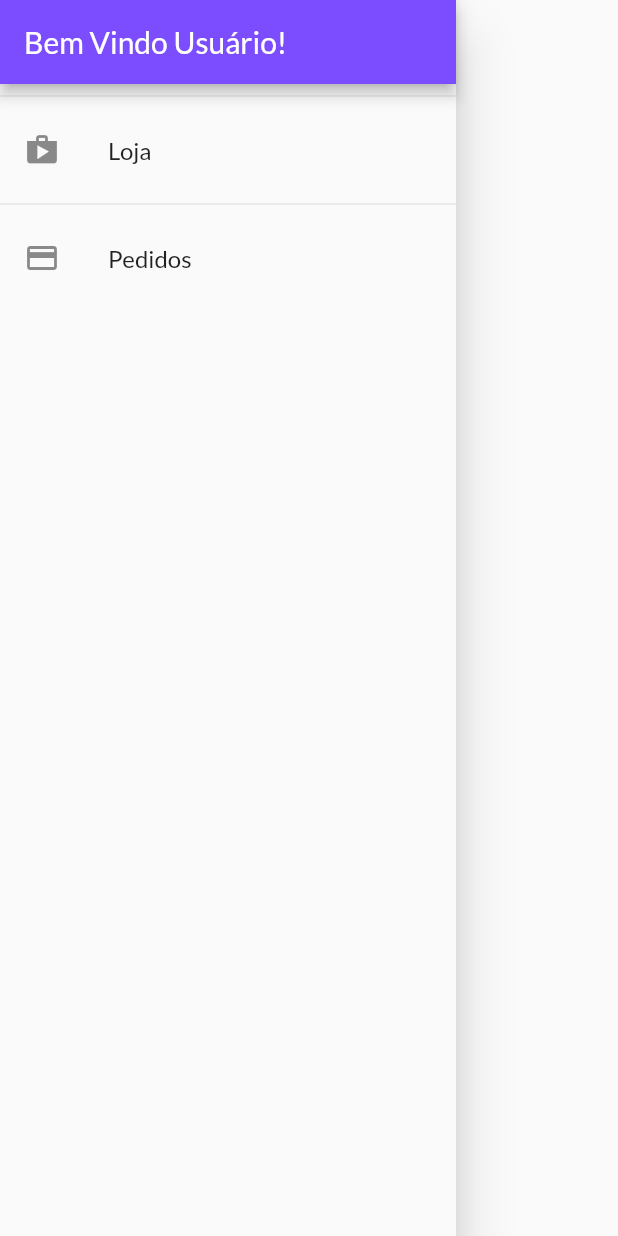
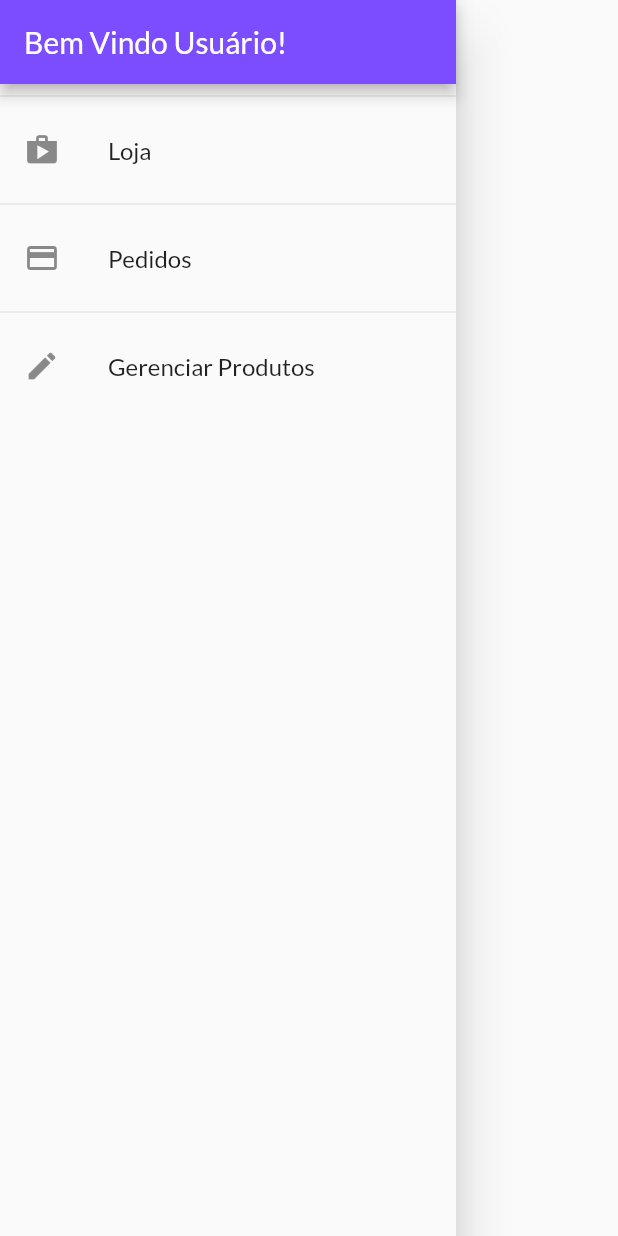
Before and after one commit to Wendel-Fl/curso_flutter, a Flutter app: the AppDrawer widget shown alone on an empty page, opened directly, on a phone screen of 412 x 824 dp. Run offline on Flutter 3.47's test engine with Material 2 defaults, Android fonts, the phone set to English and light mode, and no system bars; network calls fail.

Commit message:
:truck: Rotas para o drawer

```diff
--- a/shop/lib/components/app_drawer.dart
+++ b/shop/lib/components/app_drawer.dart
@@ -29,6 +29,14 @@ class AppDrawer extends StatelessWidget {
             onTap: () {
               Navigator.of(context).pushReplacementNamed(AppRoutes.orders);
             },
+          ),
+          const Divider(),
+          ListTile(
+            leading: const Icon(Icons.edit),
+            title: const Text('Gerenciar Produtos'),
+            onTap: () {
+              Navigator.of(context).pushReplacementNamed(AppRoutes.products);
+            },
           )
         ],
       ),
--- a/shop/lib/utils/app_routes.dart
+++ b/shop/lib/utils/app_routes.dart
@@ -3,4 +3,6 @@ class AppRoutes {
   static const productDetail = '/product-detail';
   static const cart = '/cart';
   static const orders = '/orders';
+  static const products = '/products';
+  static const productForm = '/product-form';
 }
```
Also changed, not shown: shop/lib/main.dart (+6 -2 lines).
